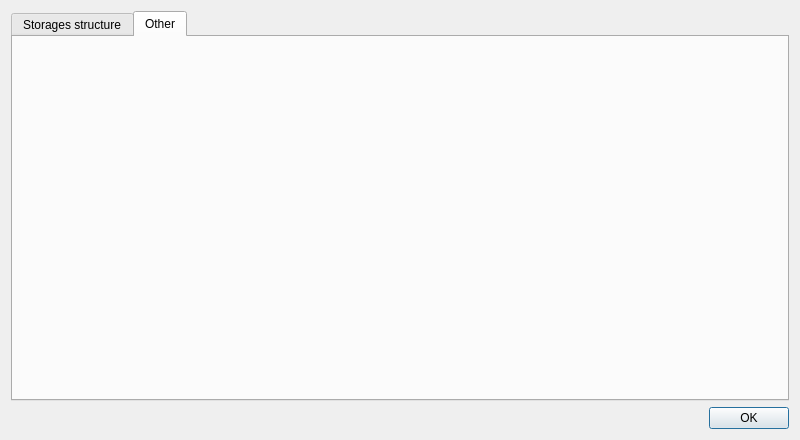
This is dialogs/paramdialog.ui in caxapyk/TPointer as Qt 5 draws it before an edit. The edited form follows.
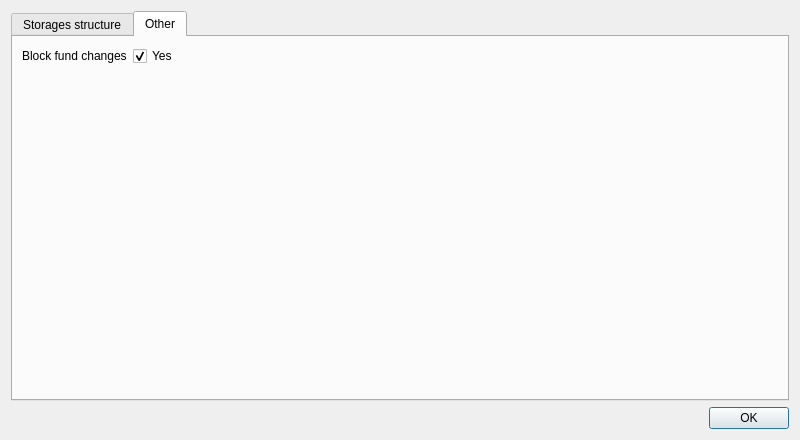
This is the edited form. The open tabs and pages were chosen to show the change. Icons and pictures are not drawn.

Commit message: blockFund feature

Patch:
```diff
--- a/dialogs/paramdialog.ui
+++ b/dialogs/paramdialog.ui
@@ -145,7 +145,25 @@
       <attribute name="title">
        <string>Other</string>
       </attribute>
-      <layout class="QVBoxLayout" name="verticalLayout_6"/>
+      <layout class="QFormLayout" name="formLayout">
+       <item row="0" column="0">
+        <widget class="QLabel" name="label_blockFund">
+         <property name="text">
+          <string>Block fund changes</string>
+         </property>
+        </widget>
+       </item>
+       <item row="0" column="1">
+        <widget class="QCheckBox" name="cB_blockFund">
+         <property name="text">
+          <string>Yes</string>
+         </property>
+         <property name="checked">
+          <bool>true</bool>
+         </property>
+        </widget>
+       </item>
+      </layout>
      </widget>
     </widget>
    </item>
```
The commit also changes 7 other files.
